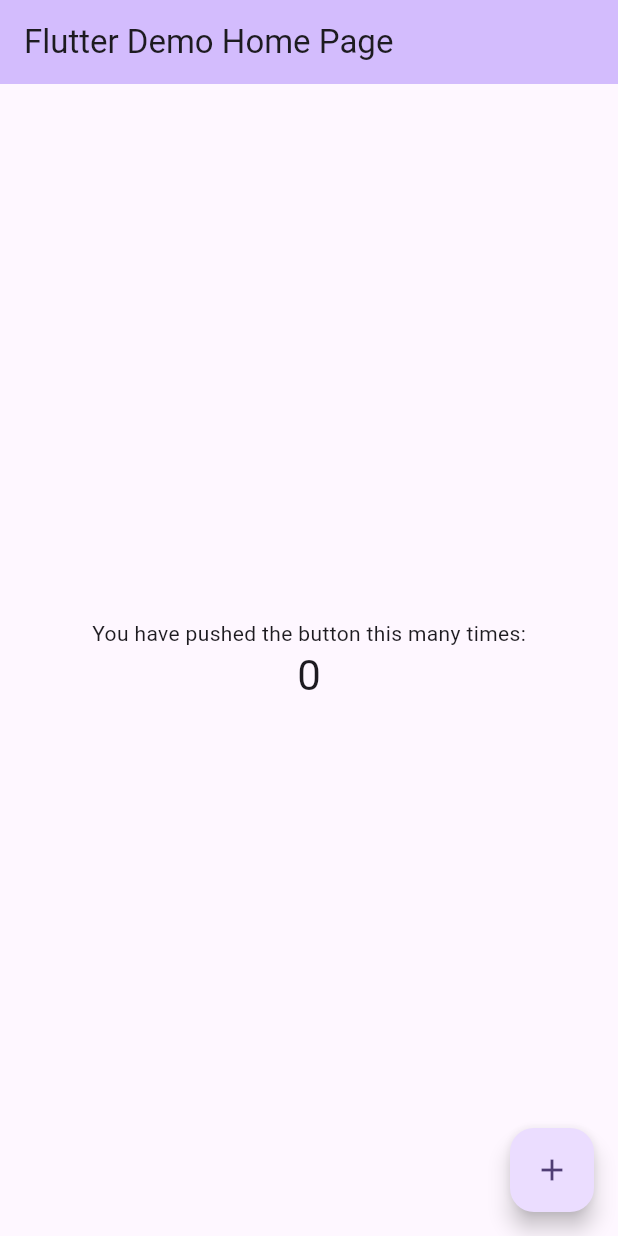
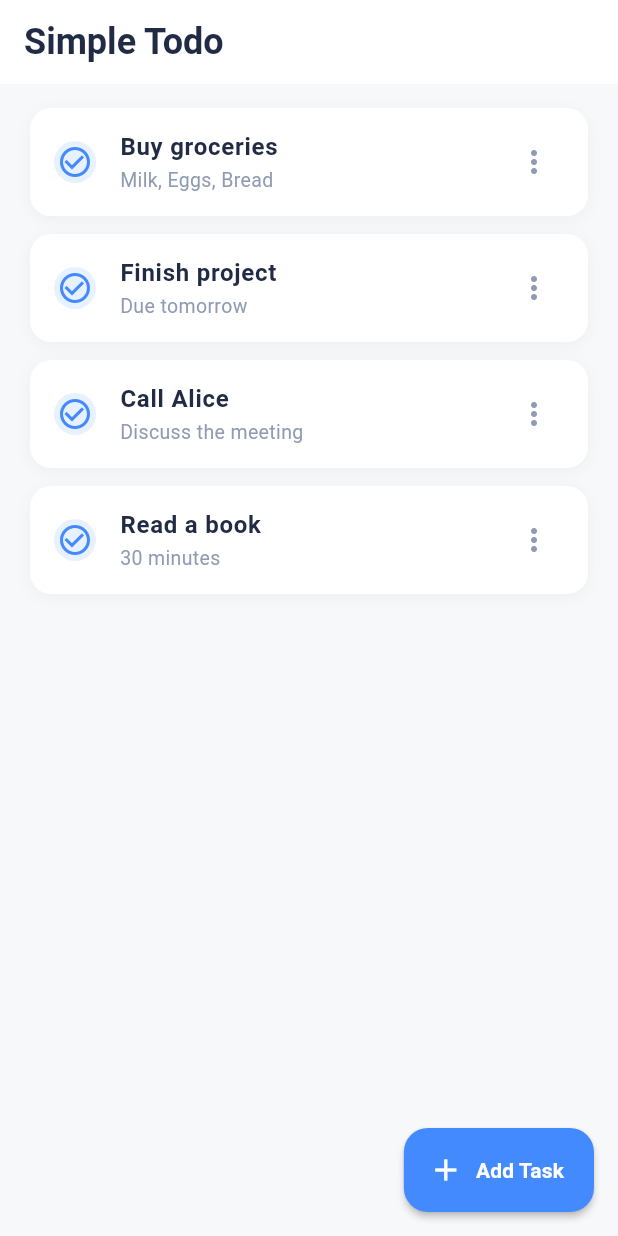
Before and after one commit to crindalwalt/simple-todo, a Flutter app: the screen it shows after launch, on a phone screen of 412 x 824 dp. Run offline on Flutter 3.47's test engine with Material 3 defaults, Android fonts, the phone set to English and light mode, and no system bars; our stand-ins replace firebase_core; accounts and stored records are empty.

Commit message:
home screen created

```diff
--- a/lib/main.dart
+++ b/lib/main.dart
@@ -1,122 +1,25 @@
+import 'package:firebase_core/firebase_core.dart';
 import 'package:flutter/material.dart';
+import 'package:simple_todo/firebase_options.dart';
+import 'package:simple_todo/views/screens/home_screen.dart';
 
-void main() {
-  runApp(const MyApp());
+void main () async {
+  WidgetsFlutterBinding.ensureInitialized();
+  await Firebase.initializeApp(
+    options: DefaultFirebaseOptions.currentPlatform,
+  );
+  runApp(SimpleTodo());
 }
 
-class MyApp extends StatelessWidget {
-  const MyApp({super.key});
 
-  // This widget is the root of your application.
+class SimpleTodo extends StatelessWidget {
   @override
   Widget build(BuildContext context) {
     return MaterialApp(
-      title: 'Flutter Demo',
-      theme: ThemeData(
-        // This is the theme of your application.
-        //
-        // TRY THIS: Try running your application with "flutter run". You'll see
-        // the application has a purple toolbar. Then, without quitting the app,
-        // try changing the seedColor in the colorScheme below to Colors.green
-        // and then invoke "hot reload" (save your changes or press the "hot
-        // reload" button in a Flutter-supported IDE, or press "r" if you used
-        // the command line to start the app).
-        //
-        // Notice that the counter didn't reset back to zero; the application
-        // state is not lost during the reload. To reset the state, use hot
-        // restart instead.
-        //
-        // This works for code too, not just values: Most code changes can be
-        // tested with just a hot reload.
-        colorScheme: ColorScheme.fromSeed(seedColor: Colors.deepPurple),
-      ),
-      home: const MyHomePage(title: 'Flutter Demo Home Page'),
+      title: "Simple Todo",
+      debugShowCheckedModeBanner: false,
+      home: HomeScreen() ,
     );
+
   }
 }
-
-class MyHomePage extends StatefulWidget {
-  const MyHomePage({super.key, required this.title});
-
-  // This widget is the home page of your application. It is stateful, meaning
-  // that it has a State object (defined below) that contains fields that affect
-  // how it looks.
-
-  // This class is the configuration for the state. It holds the values (in this
-  // case the title) provided by the parent (in this case the App widget) and
-  // used by the build method of the State. Fields in a Widget subclass are
-  // always marked "final".
-
-  final String title;
-
-  @override
-  State<MyHomePage> createState() => _MyHomePageState();
-}
-
-class _MyHomePageState extends State<MyHomePage> {
-  int _counter = 0;
-
-  void _incrementCounter() {
-    setState(() {
-      // This call to setState tells the Flutter framework that something has
-      // changed in this State, which causes it to rerun the build method below
-      // so that the display can reflect the updated values. If we changed
-      // _counter without calling setState(), then the build method would not be
-      // called again, and so nothing would appear to happen.
-      _counter++;
-    });
-  }
-
-  @override
-  Widget build(BuildContext context) {
-    // This method is rerun every time setState is called, for instance as done
-    // by the _incrementCounter method above.
-    //
-    // The Flutter framework has been optimized to make rerunning build methods
-    // fast, so that you can just rebuild anything that needs updating rather
-    // than having to individually change instances of widgets.
-    return Scaffold(
-      appBar: AppBar(
-        // TRY THIS: Try changing the color here to a specific color (to
-        // Colors.amber, perhaps?) and trigger a hot reload to see the AppBar
-        // change color while the other colors stay the same.
-        backgroundColor: Theme.of(context).colorScheme.inversePrimary,
-        // Here we take the value from the MyHomePage object that was created by
-        // the App.build method, and use it to set our appbar title.
-        title: Text(widget.title),
-      ),
-      body: Center(
-        // Center is a layout widget. It takes a single child and positions it
-        // in the middle of the parent.
-        child: Column(
-          // Column is also a layout widget. It takes a list of children and
-          // arranges them vertically. By default, it sizes itself to fit its
-          // children horizontally, and tries to be as tall as its parent.
-          //
-          // Column has various properties to control how it sizes itself and
-          // how it positions its children. Here we use mainAxisAlignment to
-          // center the children vertically; the main axis here is the vertical
-          // axis because Columns are vertical (the cross axis would be
-          // horizontal).
-          //
-          // TRY THIS: Invoke "debug painting" (choose the "Toggle Debug Paint"
-          // action in the IDE, or press "p" in the console), to see the
-          // wireframe for each widget.
-          mainAxisAlignment: MainAxisAlignment.center,
-          children: <Widget>[
-            const Text('You have pushed the button this many times:'),
-            Text(
-              '$_counter',
-              style: Theme.of(context).textTheme.headlineMedium,
-            ),
-          ],
-        ),
-      ),
-      floatingActionButton: FloatingActionButton(
-        onPressed: _incrementCounter,
-        tooltip: 'Increment',
-        child: const Icon(Icons.add),
-      ), // This trailing comma makes auto-formatting nicer for build methods.
-    );
-  }
-}
--- /dev/null
+++ b/lib/views/screens/home_screen.dart
@@ -0,0 +1,203 @@
+import 'package:flutter/material.dart';
+
+class HomeScreen extends StatelessWidget {
+  const HomeScreen({super.key});
+
+  void _showAddTaskSheet(BuildContext context) {
+    showModalBottomSheet(
+      context: context,
+      isScrollControlled: true,
+      backgroundColor: Colors.transparent,
+      builder: (context) => const _AddTaskSheet(),
+    );
+  }
+
+  @override
+  Widget build(BuildContext context) {
+    final tasks = [
+      {'title': 'Buy groceries', 'subtitle': 'Milk, Eggs, Bread'},
+      {'title': 'Finish project', 'subtitle': 'Due tomorrow'},
+      {'title': 'Call Alice', 'subtitle': 'Discuss the meeting'},
+      {'title': 'Read a book', 'subtitle': '30 minutes'},
+    ];
+
+    return Scaffold(
+      backgroundColor: const Color(0xFFF7F8FA),
+      appBar: AppBar(
+        elevation: 0,
+        backgroundColor: Colors.white,
+        title: const Text(
+          "Simple Todo",
+          style: TextStyle(
+            color: Color(0xFF222B45),
+            fontWeight: FontWeight.bold,
+            fontSize: 24,
+          ),
+        ),
+        centerTitle: false,
+      ),
+      body: ListView.separated(
+        padding: const EdgeInsets.symmetric(horizontal: 20, vertical: 16),
+        itemCount: tasks.length,
+        separatorBuilder: (_, __) => const SizedBox(height: 12),
+        itemBuilder: (context, index) {
+          final task = tasks[index];
+          return Container(
+            decoration: BoxDecoration(
+              color: Colors.white,
+              borderRadius: BorderRadius.circular(14),
+              boxShadow: [
+                BoxShadow(
+                  color: Colors.black.withOpacity(0.04),
+                  blurRadius: 8,
+                  offset: const Offset(0, 2),
+                ),
+              ],
+            ),
+            child: ListTile(
+              leading: Container(
+                width: 28,
+                height: 28,
+                decoration: BoxDecoration(
+                  color: Colors.blueAccent.withOpacity(0.12),
+                  shape: BoxShape.circle,
+                ),
+                child: const Icon(Icons.check_circle_outline, color: Colors.blueAccent),
+              ),
+              title: Text(
+                task['title']!,
+                style: const TextStyle(
+                  fontWeight: FontWeight.w600,
+                  fontSize: 16,
+                  color: Color(0xFF222B45),
+                ),
+              ),
+              subtitle: Text(
+                task['subtitle']!,
+                style: const TextStyle(
+                  color: Color(0xFF8F9BB3),
+                  fontSize: 13,
+                ),
+              ),
+              trailing: const Icon(Icons.more_vert, color: Color(0xFF8F9BB3)),
+            ),
+          );
+        },
+      ),
+      floatingActionButton: FloatingActionButton.extended(
+        onPressed: () => _showAddTaskSheet(context),
+        backgroundColor: Colors.blueAccent,
+        icon: const Icon(Icons.add, color: Colors.white),
+        label: const Text(
+          "Add Task",
+          style: TextStyle(color: Colors.white, fontWeight: FontWeight.bold),
+        ),
+        elevation: 2,
+      ),
+      floatingActionButtonLocation: FloatingActionButtonLocation.endFloat,
+    );
+  }
+}
+
+class _AddTaskSheet extends StatelessWidget {
+  const _AddTaskSheet();
+
+  @override
+  Widget build(BuildContext context) {
+    final GlobalKey<FormState> _formKey = GlobalKey<FormState>();
+    return DraggableScrollableSheet(
+      initialChildSize: 0.45,
+      minChildSize: 0.35,
+      maxChildSize: 0.8,
+      builder: (context, scrollController) => Container(
+        padding: const EdgeInsets.symmetric(horizontal: 24, vertical: 24),
+        decoration: const BoxDecoration(
+          color: Colors.white,
+          borderRadius: BorderRadius.vertical(top: Radius.circular(28)),
+          boxShadow: [
+            BoxShadow(
+              color: Colors.black12,
+              blurRadius: 16,
+              offset: Offset(0, -4),
+            ),
+          ],
+        ),
+        child: SingleChildScrollView(
+          controller: scrollController,
+          child: Form(
+            key: _formKey,
+            child: Column(
+              crossAxisAlignment: CrossAxisAlignment.start,
+              children: [
+                Center(
+                  child: Container(
+                    width: 40,
+                    height: 4,
+                    margin: const EdgeInsets.only(bottom: 24),
+                    decoration: BoxDecoration(
+                      color: Colors.grey[300],
+                      borderRadius: BorderRadius.circular(2),
+                    ),
+                  ),
+                ),
+                const Text(
+                  "Add New Task",
+                  style: TextStyle(
+                    fontWeight: FontWeight.bold,
+                    fontSize: 20,
+                    color: Color(0xFF222B45),
+                  ),
+                ),
+                const SizedBox(height: 24),
+                TextFormField(
+                  decoration: InputDecoration(
+                    labelText: "Task Title",
+                    border: OutlineInputBorder(
+                      borderRadius: BorderRadius.circular(12),
+                    ),
+                    filled: true,
+                    fillColor: const Color(0xFFF7F8FA),
+                  ),
+                ),
+                const SizedBox(height: 16),
+                TextFormField(
+                  decoration: InputDecoration(
+                    labelText: "Description",
+                    border: OutlineInputBorder(
+                      borderRadius: BorderRadius.circular(12),
+                    ),
+                    filled: true,
+                    fillColor: const Color(0xFFF7F8FA),
+                  ),
+                  maxLines: 2,
+                ),
+                const SizedBox(height: 24),
+                SizedBox(
+                  width: double.infinity,
+                  child: ElevatedButton(
+                    onPressed: () {},
+                    style: ElevatedButton.styleFrom(
+                      backgroundColor: Colors.blueAccent,
+                      padding: const EdgeInsets.symmetric(vertical: 16),
+                      shape: RoundedRectangleBorder(
+                        borderRadius: BorderRadius.circular(12),
+                      ),
+                    ),
+                    child: const Text(
+                      "Add Task",
+                      style: TextStyle(
+                        color: Colors.white,
+                        fontWeight: FontWeight.bold,
+                        fontSize: 16,
+                      ),
+                    ),
+                  ),
+                ),
+              ],
+            ),
+          ),
+        ),
+      ),
+    );
+  }
+}
```
Also changed, not shown: 1 other file.
